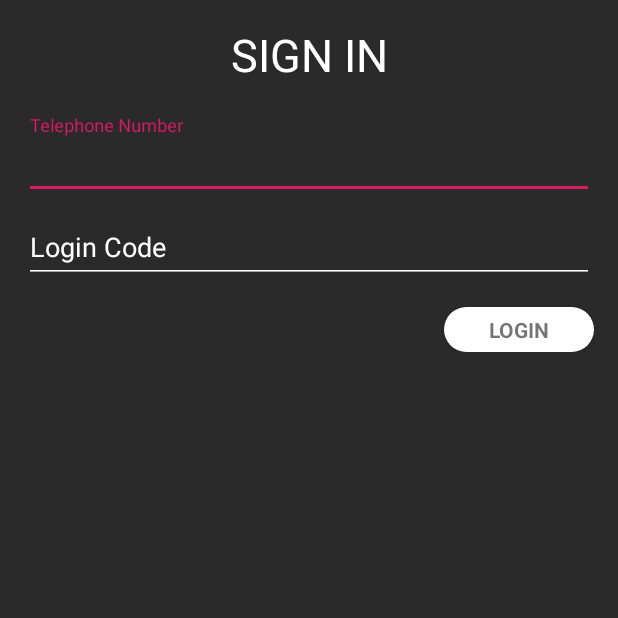
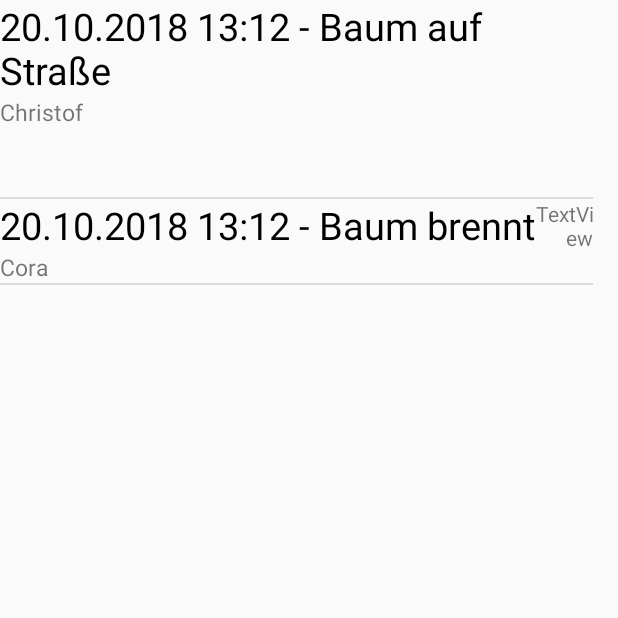
Before and after one commit to corakumnig/ELIKAD, an Android app: the screen it shows after launch (Login_Activity before the commit, AllOperations after it), on a phone screen of 412 x 824 dp, the top half of it. Run offline under Robolectric (Android 15) with nearby library versions, the phone set to English and light mode, and no system bars; 3 statements that could not run were skipped.

Commit message:
Created Layout and Adapter for the List of all operations

```diff
--- a/ELIKAD_Einsatzleitmonitor/app/src/main/AndroidManifest.xml
+++ b/ELIKAD_Einsatzleitmonitor/app/src/main/AndroidManifest.xml
@@ -10,13 +10,15 @@
         android:supportsRtl="true"
         android:theme="@style/AppTheme">
         <activity android:name=".Login_Activity">
+
+        </activity>
+        <activity android:name=".AllOperations">
             <intent-filter>
                 <action android:name="android.intent.action.MAIN" />
 
                 <category android:name="android.intent.category.LAUNCHER" />
             </intent-filter>
         </activity>
-        <activity android:name=".AllOperations"></activity>
     </application>
 
 </manifest>
--- a/ELIKAD_Einsatzleitmonitor/app/src/main/java/com/example/rajick/elikad_einsatzleitmonitor/AllOperations.java
+++ b/ELIKAD_Einsatzleitmonitor/app/src/main/java/com/example/rajick/elikad_einsatzleitmonitor/AllOperations.java
@@ -2,12 +2,48 @@ package com.example.rajick.elikad_einsatzleitmonitor;
 
 import android.support.v7.app.AppCompatActivity;
 import android.os.Bundle;
+import android.widget.ListView;
+
+import com.example.rajick.elikad_einsatzleitmonitor.Data.Operation;
+
+import java.lang.reflect.Array;
+import java.text.ParsePosition;
+import java.text.SimpleDateFormat;
+import java.util.ArrayList;
+import java.util.Date;
 
 public class AllOperations extends AppCompatActivity {
 
+    ListView listView_AllOperations;
     @Override
     protected void onCreate(Bundle savedInstanceState) {
         super.onCreate(savedInstanceState);
         setContentView(R.layout.activity_all_operations);
+
+        getViewElements();
+        setAdapterData(getTestData());
+    }
+
+    private void getViewElements() {
+        listView_AllOperations = findViewById(R.id.listView_allOperations);
+    }
+
+    private void setAdapterData(ArrayList<Operation> entries) {
+        allOperationsAdapter adapter = new allOperationsAdapter(this, entries);
+        //ArrayAdapter<Veranstaltung> adapter = new ArrayAdapter<Veranstaltung>(getActivity(), android.R.layout.simple_list_item_1, entries);
+        listView_AllOperations.setAdapter(adapter);
+    }
+
+    private ArrayList<Operation> getTestData(){
+        ArrayList<Operation> testData = new ArrayList<>();
+
+        ParsePosition pos = new ParsePosition(0);
+        SimpleDateFormat dateFormatter = new SimpleDateFormat("dd.MM.yyyy HH:mm");
+        Date datetime = dateFormatter.parse("20.10.2018 13:12", pos);
+
+        testData.add(new Operation(1, "Baum auf Straße", 5, datetime, "Christof"));
+        testData.add(new Operation(2, "Baum brennt", 5, datetime, "Cora"));
+
+        return testData;
     }
 }
--- a/ELIKAD_Einsatzleitmonitor/app/src/main/java/com/example/rajick/elikad_einsatzleitmonitor/Data/Operation.java
+++ b/ELIKAD_Einsatzleitmonitor/app/src/main/java/com/example/rajick/elikad_einsatzleitmonitor/Data/Operation.java
@@ -1,15 +1,21 @@
 package com.example.rajick.elikad_einsatzleitmonitor.Data;
+
+import java.util.Date;
 
 public class Operation {
 
     private int id;
     private String text;
     private int alarmLevel;
+    private Date datetime;
+    private String caller;
 
-    public Operation(int id, String text, int alarmLevel){
+    public Operation(int id, String text, int alarmLevel, Date datetime, String caller){
         this.id = id;
         this.text = text;
         this.alarmLevel = alarmLevel;
+        this.datetime = datetime;
+        this.caller = caller;
     }
 
     public int getId(){
@@ -23,4 +29,8 @@ public class Operation {
     public int getAlarmLevel(){
         return this.alarmLevel;
     }
+
+    public Date getDatetime() { return this.datetime; }
+
+    public String getCaller() { return this.caller; }
 }
--- /dev/null
+++ b/ELIKAD_Einsatzleitmonitor/app/src/main/java/com/example/rajick/elikad_einsatzleitmonitor/allOperationsAdapter.java
@@ -0,0 +1,91 @@
+package com.example.rajick.elikad_einsatzleitmonitor;
+
+import android.content.Context;
+import android.graphics.Color;
+import android.view.LayoutInflater;
+import android.view.View;
+import android.view.ViewGroup;
+import android.widget.BaseAdapter;
+import android.widget.ImageView;
+import android.widget.TextView;
+
+import com.example.rajick.elikad_einsatzleitmonitor.Data.Operation;
+
+import java.text.SimpleDateFormat;
+import java.util.ArrayList;
+import java.util.Date;
+
+public class allOperationsAdapter extends BaseAdapter {
+    private ArrayList<Operation> operations;
+    private LayoutInflater inflater;
+
+    public allOperationsAdapter(Context context, ArrayList<Operation> operations) {
+        this.operations = operations;
+        this.inflater = (LayoutInflater.from(context));
+    }
+
+    @Override
+    public int getCount() {
+        return operations.size();
+    }
+
+    @Override
+    public Object getItem(int position) {
+        return operations.get(position);
+    }
+
+    @Override
+    public long getItemId(int position) {
+        return position;
+    }
+
+    @Override
+    public View getView(int position, View convertView, ViewGroup parent) {
+        if (convertView == null) {
+
+            // get current veranstaltung
+            Operation currenOperation = (Operation) getItem(position);
+
+            // get date and formatting according to my need
+            Date datetime = currenOperation.getDatetime();
+            SimpleDateFormat dateFormatter = new SimpleDateFormat("dd.MM.yyyy HH:mm");
+            String strDate = dateFormatter.format(datetime);
+
+            // UI references
+            convertView = inflater.inflate(R.layout.all_operations_list_layout, parent, false);
+            TextView txt_text = convertView.findViewById(R.id.txt_text);
+            TextView txt_caller = convertView.findViewById(R.id.txt_caller);
+            TextView txt_alarmLevel = convertView.findViewById(R.id.txt_alarmLevel);
+
+
+            // set values
+            txt_text.setText(strDate + " - " + currenOperation.getText());
+            txt_caller.setText(currenOperation.getCaller());
+            txt_alarmLevel.setText(String.valueOf(currenOperation.getAlarmLevel()));
+
+            switch(currenOperation.getAlarmLevel())
+            {
+                case 1:
+                    txt_alarmLevel.setTextColor(Color.parseColor("#440000"));
+                    break;
+
+                case 2:
+                    txt_alarmLevel.setTextColor(Color.parseColor("#640000"));
+                    break;
+
+                case 3:
+                    txt_alarmLevel.setTextColor(Color.parseColor("#960000"));
+                    break;
+
+                case 4:
+                    txt_alarmLevel.setTextColor(Color.parseColor("#C80000"));
+                    break;
+
+                case 5:
+                    txt_alarmLevel.setTextColor(Color.parseColor("#FA0000"));
+                    break;
+            }
+        }
+        return convertView;
+    }
+}
--- a/ELIKAD_Einsatzleitmonitor/app/src/main/res/layout/all_operations_list_layout.xml
+++ b/ELIKAD_Einsatzleitmonitor/app/src/main/res/layout/all_operations_list_layout.xml
@@ -1,6 +1,45 @@
 <?xml version="1.0" encoding="utf-8"?>
 <android.support.constraint.ConstraintLayout
-    xmlns:android="http://schemas.android.com/apk/res/android" android:layout_width="match_parent"
+    xmlns:android="http://schemas.android.com/apk/res/android"
+    xmlns:tools="http://schemas.android.com/tools"
+    android:layout_width="match_parent"
     android:layout_height="match_parent">
 
+    <LinearLayout
+        android:layout_width="match_parent"
+        android:layout_height="match_parent"
+        android:orientation="horizontal">
+
+        <LinearLayout
+            android:layout_width="wrap_content"
+            android:layout_height="wrap_content"
+            android:orientation="vertical"
+            tools:layout_editor_absoluteX="-4dp"
+            tools:layout_editor_absoluteY="-2dp">
+
+            <TextView
+                android:id="@+id/txt_text"
+                android:layout_width="match_parent"
+                android:layout_height="wrap_content"
+                android:text="@string/OpText"
+                android:textColor="#000000"
+                android:textSize="25sp" />
+
+            <TextView
+                android:id="@+id/txt_caller"
+                android:layout_width="match_parent"
+                android:layout_height="wrap_content"
+                android:textSize="15sp" />
+        </LinearLayout>
+
+        <TextView
+            android:id="@+id/textView"
+            android:layout_width="wrap_content"
+            android:layout_height="wrap_content"
+            android:layout_gravity="right"
+            android:layout_weight="1"
+            android:text="TextView"
+            android:textAlignment="textEnd" />
+    </LinearLayout>
+
 </android.support.constraint.ConstraintLayout>
--- a/ELIKAD_Einsatzleitmonitor/app/src/main/res/values/strings.xml
+++ b/ELIKAD_Einsatzleitmonitor/app/src/main/res/values/strings.xml
@@ -16,4 +16,5 @@
     <string name="Code">Login Code</string>
     <string name="btn_login">Login</string>
     <string name="txt_signIn_header">SIGN IN</string>
+    <string name="OpText">TestText</string>
 </resources>
```
